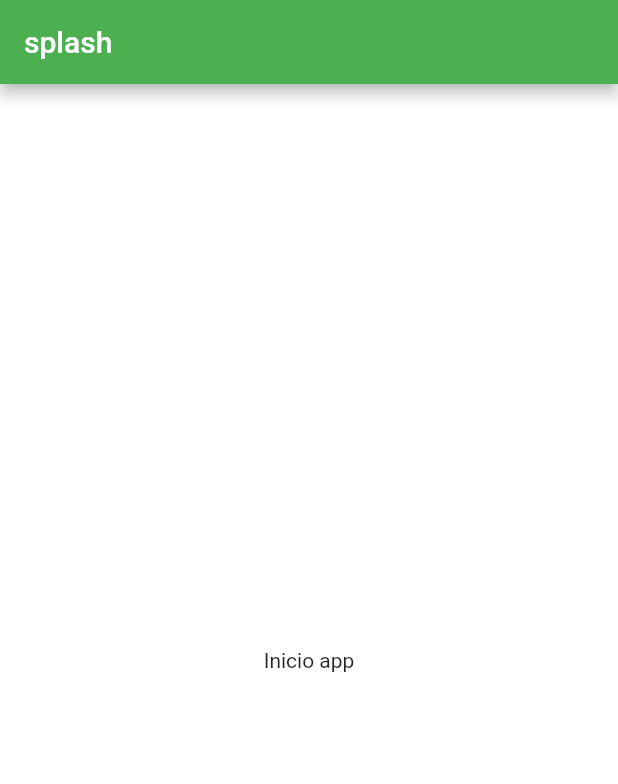
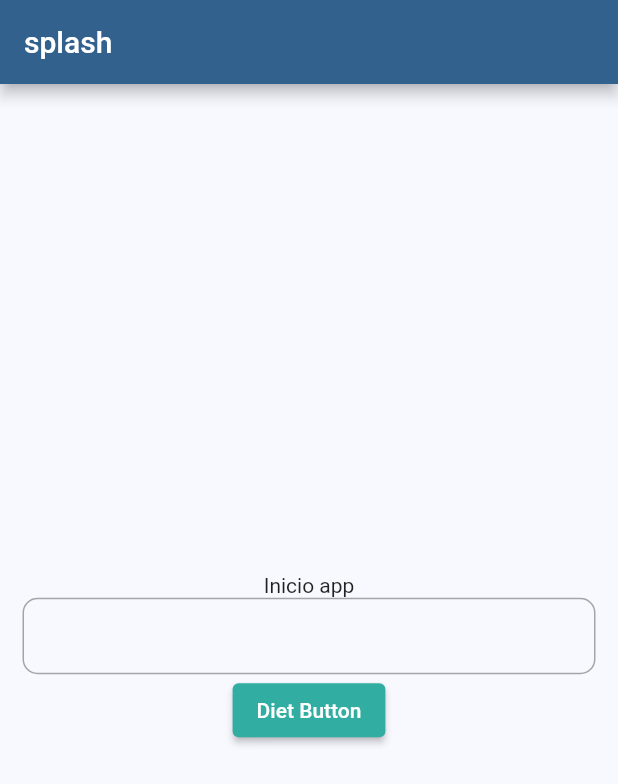
Before and after one commit to FilipeH14/diet_pdf, a Flutter app: the screen it shows after launch, on a phone screen of 412 x 824 dp. Shown: the top 784 px of the screen. Run offline on Flutter 3.47's test engine with Material 2 defaults, Android fonts, the phone set to English and light mode, and no system bars; our stand-ins replace get; Roboto replaces fonts that are missing (mplus1).

Commit message:
estilização inicial do app

```diff
--- a/lib/app/modules/splash/splash_page.dart
+++ b/lib/app/modules/splash/splash_page.dart
@@ -1,4 +1,5 @@
 import 'package:flutter/material.dart';
+import 'package:diet_pdf/app/shared/ui/widgets/diet_form_field.dart';
 
 class SplashPage extends StatelessWidget {
   const SplashPage({Key? key}) : super(key: key);
@@ -7,8 +8,21 @@ class SplashPage extends StatelessWidget {
   Widget build(BuildContext context) {
     return Scaffold(
       appBar: AppBar(title: const Text('splash')),
-      body: const Center(
-        child: Text('Inicio app'),
+      body: Center(
+        child: Padding(
+          padding: const EdgeInsets.symmetric(horizontal: 15),
+          child: Column(
+            mainAxisAlignment: MainAxisAlignment.center,
+            children: [
+              const Text('Inicio app'),
+              const DietFormField(),
+              ElevatedButton(
+                child: const Text('Diet Button'),
+                onPressed: () {},
+              ),
+            ],
+          ),
+        ),
       ),
     );
   }
--- a/lib/app/routes/routes_name.dart
+++ b/lib/app/routes/routes_name.dart
@@ -1,4 +1,4 @@
-abstract class RoutesName {
+class RoutesName {
   static const String baseScreenRoute = '/';
   static const String splashRoute = '/splash';
   static const String signInRoute = '/signin';
--- a/lib/app/routes/routes_pages.dart
+++ b/lib/app/routes/splash_routers.dart
@@ -1,15 +1,16 @@
 import 'package:diet_pdf/app/modules/splash/splash_binding.dart';
+import 'package:diet_pdf/app/modules/splash/splash_page.dart';
+import 'package:diet_pdf/app/routes/routes_name.dart';
 import 'package:get/get.dart';
 
-import 'package:diet_pdf/app/modules/splash/splash_page.dart';
-import 'package:diet_pdf/app/routes/routes_name.dart';
+class SplashRouters {
+  SplashRouters._();
 
-abstract class RoutesPages {
-  static final pages = <GetPage>[
+  static final routers = <GetPage>[
     GetPage(
       name: RoutesName.splashRoute,
       page: () => const SplashPage(),
       binding: SplashBinding(),
-    ),
+    )
   ];
 }
--- /dev/null
+++ b/lib/app/shared/ui/diet_colors.dart
@@ -0,0 +1,10 @@
+import 'package:flutter/material.dart';
+
+class DietColors {
+
+  static Color primary = const Color(0XFF453C5C);
+  static Color secondary = const Color(0XFF51647A);
+  static Color rightGreen = const Color(0XFF31ADA1);
+  static Color midiumGreen = const Color(0XFF59d999);
+  static Color lightGreen = const Color(0XFFBEED80);
+}
--- /dev/null
+++ b/lib/app/shared/ui/widgets/diet_form_field.dart
@@ -0,0 +1,17 @@
+import 'package:flutter/material.dart';
+
+class DietFormField extends StatelessWidget {
+  const DietFormField({Key? key}) : super(key: key);
+
+  @override
+  Widget build(BuildContext context) {
+    return TextFormField(
+      decoration: InputDecoration(
+        isDense: true,
+        border: OutlineInputBorder(
+          borderRadius: BorderRadius.circular(10),
+        ),
+      ),
+    );
+  }
+}
--- /dev/null
+++ b/lib/diet_app.dart
@@ -0,0 +1,34 @@
+import 'package:flutter/material.dart';
+import 'package:get/get.dart';
+
+import 'package:diet_pdf/app/shared/ui/diet_colors.dart';
+import 'package:diet_pdf/app/routes/splash_routers.dart';
+import 'package:diet_pdf/app/routes/routes_name.dart';
+
+class DietApp extends StatelessWidget {
+  const DietApp({Key? key}) : super(key: key);
+
+  @override
+  Widget build(BuildContext context) {
+    return GetMaterialApp(
+      title: 'Diet PDF',
+      debugShowCheckedModeBanner: false,
+      theme: ThemeData(
+        // useMaterial3: true,
+        colorSchemeSeed: DietColors.secondary,
+        // primarySwatch: Colors.pink,
+        // scaffoldBackgroundColor: DietColors.rightGreen,
+        fontFamily: 'mplus1',
+        elevatedButtonTheme: ElevatedButtonThemeData(
+          style: ElevatedButton.styleFrom(
+            backgroundColor: DietColors.rightGreen,
+          ),
+        ),
+      ),
+      initialRoute: RoutesName.splashRoute,
+      getPages: [
+        ...SplashRouters.routers,
+      ],
+    );
+  }
+}
--- a/lib/init_app.dart
+++ /dev/null
@@ -1,22 +0,0 @@
-import 'package:diet_pdf/app/routes/routes_name.dart';
-import 'package:diet_pdf/app/routes/routes_pages.dart';
-import 'package:flutter/material.dart';
-import 'package:get/get.dart';
-
-class InitApp extends StatelessWidget {
-  const InitApp({Key? key}) : super(key: key);
-
-  @override
-  Widget build(BuildContext context) {
-    return GetMaterialApp(
-      title: 'Diet PDF',
-      debugShowCheckedModeBanner: false,
-      theme: ThemeData(
-        primarySwatch: Colors.green,
-        scaffoldBackgroundColor: Colors.white.withAlpha(190),
-      ),
-      initialRoute: RoutesName.splashRoute,
-      getPages: RoutesPages.pages,
-    );
-  }
-}
--- a/lib/main.dart
+++ b/lib/main.dart
@@ -1,7 +1,7 @@
 import 'package:flutter/material.dart';
 
-import 'package:diet_pdf/init_app.dart';
+import 'package:diet_pdf/diet_app.dart';
 
 void main() {
-  runApp(const InitApp());
+  runApp(const DietApp());
 }
```
Also changed, not shown: pubspec.yaml (+11 -6 lines), 4 other files.
